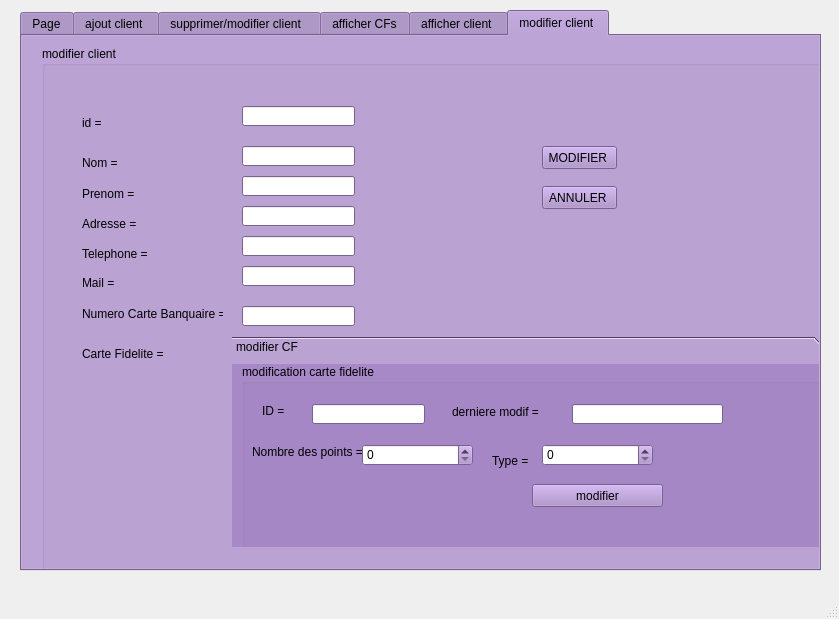
The window that mainwindow.ui (mensia/projectCPP_2A) describes before a commit, drawn with Qt 5.
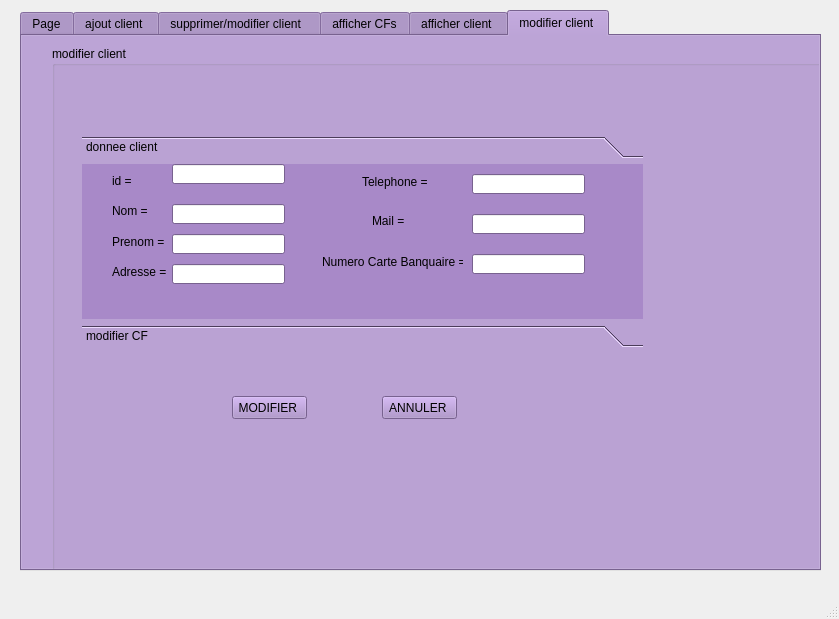
The same window after the commit. The open tabs and pages were chosen to show the change.

Diff of the .ui file:
```diff
--- a/mainwindow.ui
+++ b/mainwindow.ui
@@ -1782,7 +1782,7 @@
      <widget class="QGroupBox" name="groupBox_3">
       <property name="geometry">
        <rect>
-        <x>20</x>
+        <x>30</x>
         <y>10</y>
         <width>801</width>
         <height>531</height>
@@ -1791,11 +1791,53 @@
       <property name="title">
        <string>modifier client </string>
       </property>
+      <widget class="QPushButton" name="pushButton_modifier_client">
+       <property name="geometry">
+        <rect>
+         <x>180</x>
+         <y>350</y>
+         <width>75</width>
+         <height>23</height>
+        </rect>
+       </property>
+       <property name="text">
+        <string>MODIFIER </string>
+       </property>
+      </widget>
+      <widget class="QPushButton" name="pushButton_11">
+       <property name="geometry">
+        <rect>
+         <x>330</x>
+         <y>350</y>
+         <width>75</width>
+         <height>23</height>
+        </rect>
+       </property>
+       <property name="text">
+        <string>ANNULER </string>
+       </property>
+      </widget>
+      <widget class="QToolBox" name="toolBox">
+       <property name="geometry">
+        <rect>
+         <x>30</x>
+         <y>90</y>
+         <width>561</width>
+         <height>211</height>
+        </rect>
+       </property>
+       <property name="currentIndex">
+        <number>1</number>
+       </property>
+       <widget class="QWidget" name="page_2">
+        <attribute name="label">
+         <string>donnee client </string>
+        </attribute>
       <widget class="QLabel" name="label_18">
        <property name="geometry">
         <rect>
-         <x>40</x>
-         <y>70</y>
+           <x>30</x>
+           <y>10</y>
          <width>47</width>
          <height>14</height>
         </rect>
@@ -1804,11 +1846,24 @@
         <string>id = </string>
        </property>
       </widget>
+        <widget class="QLineEdit" name="lineEdit_id_a_modifier">
+         <property name="geometry">
+          <rect>
+           <x>90</x>
+           <y>0</y>
+           <width>113</width>
+           <height>20</height>
+          </rect>
+         </property>
+         <property name="readOnly">
+          <bool>true</bool>
+         </property>
+        </widget>
       <widget class="QLabel" name="label_20">
        <property name="geometry">
         <rect>
-         <x>40</x>
-         <y>110</y>
+           <x>30</x>
+           <y>40</y>
          <width>47</width>
          <height>14</height>
         </rect>
@@ -1817,11 +1872,21 @@
         <string>Nom = </string>
        </property>
       </widget>
+        <widget class="QLineEdit" name="lineEdit_nom_a_modifier">
+         <property name="geometry">
+          <rect>
+           <x>90</x>
+           <y>40</y>
+           <width>113</width>
+           <height>20</height>
+          </rect>
+         </property>
+        </widget>
       <widget class="QLabel" name="label_21">
        <property name="geometry">
         <rect>
-         <x>40</x>
-         <y>140</y>
+           <x>30</x>
+           <y>70</y>
          <width>61</width>
          <height>16</height>
         </rect>
@@ -1830,11 +1895,21 @@
         <string>Prenom =</string>
        </property>
       </widget>
+        <widget class="QLineEdit" name="lineEdit__prenom_a_modifier">
+         <property name="geometry">
+          <rect>
+           <x>90</x>
+           <y>70</y>
+           <width>113</width>
+           <height>20</height>
+          </rect>
+         </property>
+        </widget>
       <widget class="QLabel" name="label_22">
        <property name="geometry">
         <rect>
-         <x>40</x>
-         <y>170</y>
+           <x>30</x>
+           <y>100</y>
          <width>71</width>
          <height>16</height>
         </rect>
@@ -1843,11 +1918,21 @@
         <string>Adresse = </string>
        </property>
       </widget>
+        <widget class="QLineEdit" name="lineEdit_adresse_a_modifier">
+         <property name="geometry">
+          <rect>
+           <x>90</x>
+           <y>100</y>
+           <width>113</width>
+           <height>20</height>
+          </rect>
+         </property>
+        </widget>
       <widget class="QLabel" name="label_23">
        <property name="geometry">
         <rect>
-         <x>40</x>
-         <y>200</y>
+           <x>280</x>
+           <y>10</y>
          <width>71</width>
          <height>16</height>
         </rect>
@@ -1856,11 +1941,24 @@
         <string>Telephone = </string>
        </property>
       </widget>
+        <widget class="QLineEdit" name="lineEdit_telephone_a_modifier">
+         <property name="geometry">
+          <rect>
+           <x>390</x>
+           <y>10</y>
+           <width>113</width>
+           <height>20</height>
+          </rect>
+         </property>
+         <property name="maxLength">
+          <number>8</number>
+         </property>
+        </widget>
       <widget class="QLabel" name="label_24">
        <property name="geometry">
         <rect>
-         <x>40</x>
-         <y>230</y>
+           <x>290</x>
+           <y>50</y>
          <width>47</width>
          <height>14</height>
         </rect>
@@ -1869,11 +1967,21 @@
         <string>Mail = </string>
        </property>
       </widget>
+        <widget class="QLineEdit" name="lineEdit_mail_a_modofier">
+         <property name="geometry">
+          <rect>
+           <x>390</x>
+           <y>50</y>
+           <width>113</width>
+           <height>20</height>
+          </rect>
+         </property>
+        </widget>
       <widget class="QLabel" name="label_25">
        <property name="geometry">
         <rect>
-         <x>40</x>
-         <y>260</y>
+           <x>240</x>
+           <y>90</y>
          <width>141</width>
          <height>16</height>
         </rect>
@@ -1882,103 +1990,11 @@
         <string>Numero Carte Banquaire = </string>
        </property>
       </widget>
-      <widget class="QLabel" name="label_26">
-       <property name="geometry">
-        <rect>
-         <x>40</x>
-         <y>300</y>
-         <width>91</width>
-         <height>16</height>
-        </rect>
-       </property>
-       <property name="text">
-        <string>Carte Fidelite = </string>
-       </property>
-      </widget>
-      <widget class="QPushButton" name="pushButton_modifier_client">
-       <property name="geometry">
-        <rect>
-         <x>500</x>
-         <y>100</y>
-         <width>75</width>
-         <height>23</height>
-        </rect>
-       </property>
-       <property name="text">
-        <string>MODIFIER </string>
-       </property>
-      </widget>
-      <widget class="QPushButton" name="pushButton_11">
-       <property name="geometry">
-        <rect>
-         <x>500</x>
-         <y>140</y>
-         <width>75</width>
-         <height>23</height>
-        </rect>
-       </property>
-       <property name="text">
-        <string>ANNULER </string>
-       </property>
-      </widget>
-      <widget class="QLineEdit" name="lineEdit_nom_a_modifier">
-       <property name="geometry">
-        <rect>
-         <x>200</x>
-         <y>100</y>
-         <width>113</width>
-         <height>20</height>
-        </rect>
-       </property>
-      </widget>
-      <widget class="QLineEdit" name="lineEdit__prenom_a_modifier">
-       <property name="geometry">
-        <rect>
-         <x>200</x>
-         <y>130</y>
-         <width>113</width>
-         <height>20</height>
-        </rect>
-       </property>
-      </widget>
-      <widget class="QLineEdit" name="lineEdit_adresse_a_modifier">
-       <property name="geometry">
-        <rect>
-         <x>200</x>
-         <y>160</y>
-         <width>113</width>
-         <height>20</height>
-        </rect>
-       </property>
-      </widget>
-      <widget class="QLineEdit" name="lineEdit_telephone_a_modifier">
-       <property name="geometry">
-        <rect>
-         <x>200</x>
-         <y>190</y>
-         <width>113</width>
-         <height>20</height>
-        </rect>
-       </property>
-       <property name="maxLength">
-        <number>8</number>
-       </property>
-      </widget>
-      <widget class="QLineEdit" name="lineEdit_mail_a_modofier">
-       <property name="geometry">
-        <rect>
-         <x>200</x>
-         <y>220</y>
-         <width>113</width>
-         <height>20</height>
-        </rect>
-       </property>
-      </widget>
       <widget class="QLineEdit" name="lineEdit_num_CB_a_modifier">
        <property name="geometry">
         <rect>
-         <x>200</x>
-         <y>260</y>
+           <x>390</x>
+           <y>90</y>
          <width>113</width>
          <height>20</height>
         </rect>
@@ -1987,38 +2003,14 @@
         <number>16</number>
        </property>
       </widget>
-      <widget class="QLineEdit" name="lineEdit_id_a_modifier">
-       <property name="geometry">
-        <rect>
-         <x>200</x>
-         <y>60</y>
-         <width>113</width>
-         <height>20</height>
-        </rect>
-       </property>
-       <property name="readOnly">
-        <bool>true</bool>
-       </property>
-      </widget>
-      <widget class="QToolBox" name="toolBox">
-       <property name="geometry">
-        <rect>
-         <x>190</x>
-         <y>290</y>
-         <width>621</width>
-         <height>211</height>
-        </rect>
-       </property>
-       <property name="currentIndex">
-        <number>0</number>
-       </property>
+       </widget>
        <widget class="QWidget" name="page">
         <property name="geometry">
          <rect>
           <x>0</x>
           <y>0</y>
-          <width>621</width>
-          <height>183</height>
+          <width>561</width>
+          <height>155</height>
          </rect>
         </property>
         <attribute name="label">
@@ -2146,19 +2138,6 @@
            <number>1</number>
           </property>
          </widget>
-         <widget class="QPushButton" name="pushButton_modifier_CF">
-          <property name="geometry">
-           <rect>
-            <x>290</x>
-            <y>120</y>
-            <width>131</width>
-            <height>23</height>
-           </rect>
-          </property>
-          <property name="text">
-           <string> modifier </string>
-          </property>
-         </widget>
         </widget>
        </widget>
       </widget>
```
Lines whose indentation alone changed are shown as unchanged.
